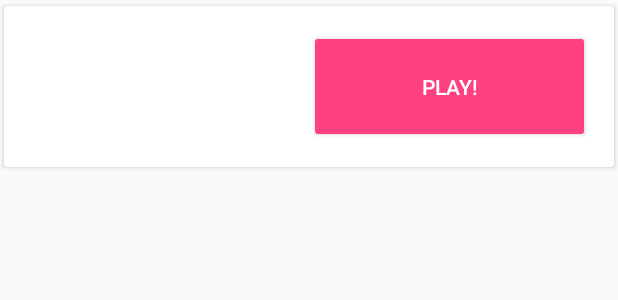
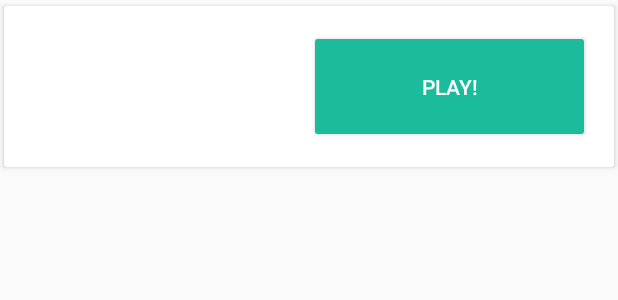
Before and after one commit to EdwinVanRooij/tboard, an Android app: the layout item.xml on its own in the app's theme, with its tools: preview values and no code run, on a phone screen of 412 x 824 dp. Shown: the top 300 px of the screen. Run offline under Robolectric (Android 15) with nearby library versions, the phone set to English and light mode, and no system bars.

Commit message:
update colors

```diff
--- a/app/src/main/res/layout/item.xml
+++ b/app/src/main/res/layout/item.xml
@@ -33,7 +33,7 @@
           android:id="@+id/textViewDescription"
           android:layout_width="wrap_content"
           android:layout_height="wrap_content"
-          android:textAppearance="@style/TextAppearance.AppCompat.Medium"
+          android:textAppearance="@style/TextAppearance.AppCompat.Caption"
           />
     </LinearLayout>
     <Button
--- a/app/src/main/res/values/colors.xml
+++ b/app/src/main/res/values/colors.xml
@@ -1,6 +1,6 @@
 <?xml version="1.0" encoding="utf-8"?>
 <resources>
-  <color name="colorPrimary">#3F51B5</color>
-  <color name="colorPrimaryDark">#303F9F</color>
-  <color name="colorAccent">#FF4081</color>
+  <color name="colorPrimary">#2ecc71</color>
+  <color name="colorPrimaryDark">#27ae60</color>
+  <color name="colorAccent">#1abc9c</color>
 </resources>
```
